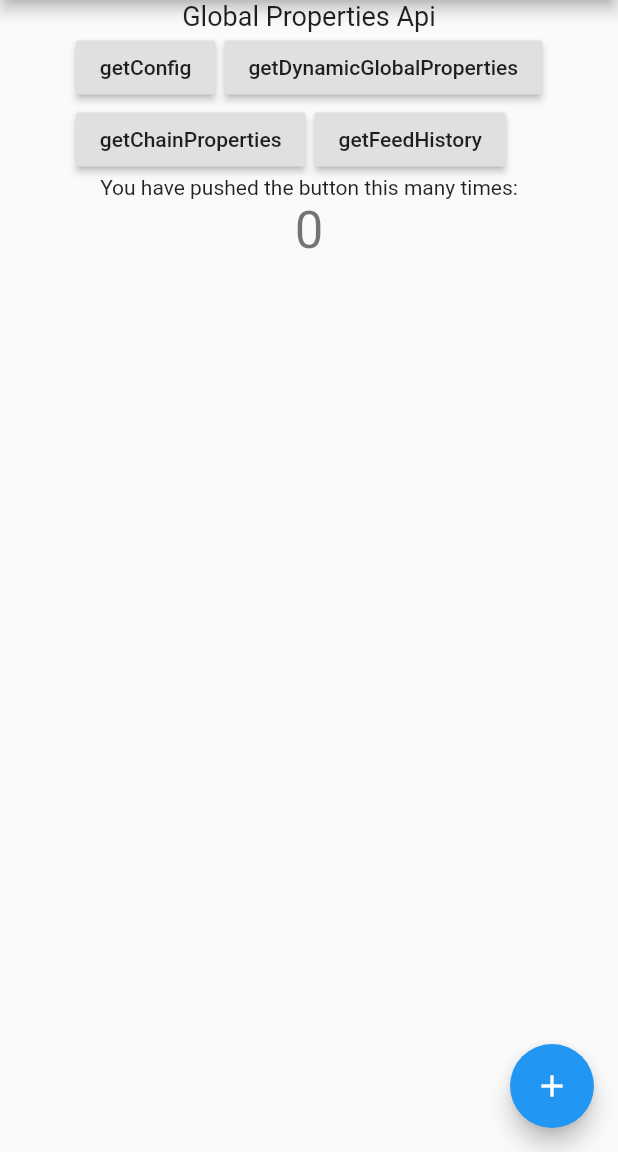
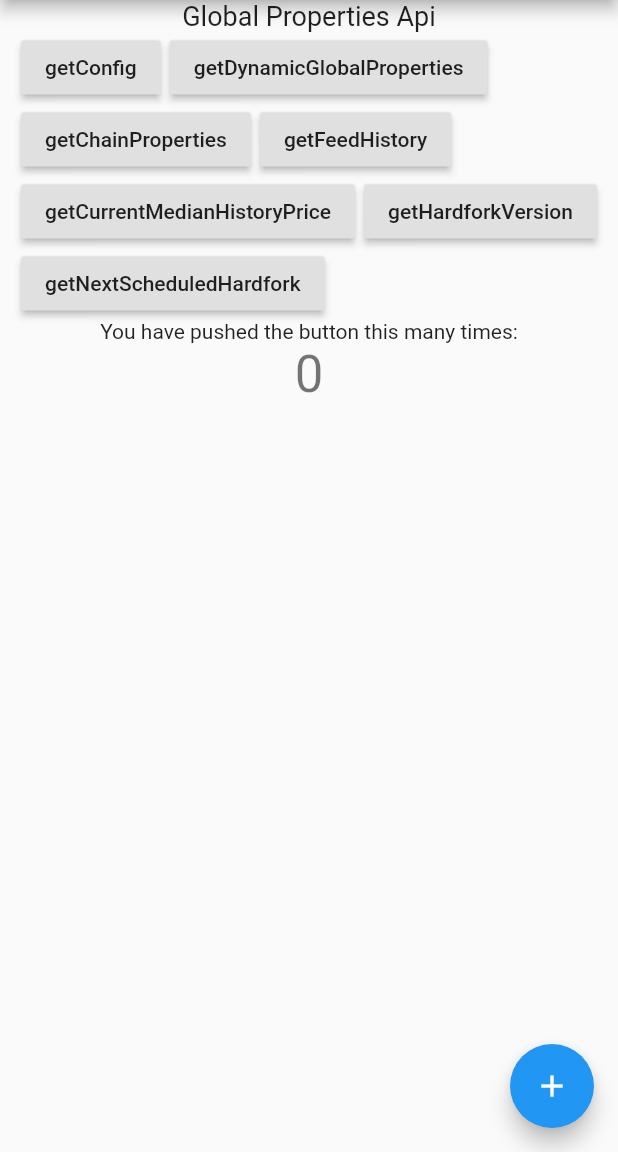
Before and after one commit to dapplr/flutter_hive, a Flutter app: the screen it shows after launch, after a tap on "getFeedHistory", on a phone screen of 412 x 824 dp, the part 84-1236 px from its top. Run offline on Flutter 3.47's test engine with Material 2 defaults, Android fonts, the phone set to English and light mode, and no system bars; our stand-ins replace dio; network calls fail.

Commit message:
More Examples added for global properties api.

```diff
--- a/example/lib/GlobalProperties.dart
+++ b/example/lib/GlobalProperties.dart
@@ -37,6 +37,33 @@ class _GlobalPropertiesState extends State<GlobalProperties> {
 
   dynamic getFeedHistory() async {
     var res = await hive.api.getFeedHistory();
+    print(res);
+    if (res["status"] == "ok") {
+      return res["data"];
+    }
+    return null;
+  }
+
+  dynamic getCurrentMedianHistoryPrice() async {
+    var res = await hive.api.getCurrentMedianHistoryPrice();
+    print(res);
+    if (res["status"] == "ok") {
+      return res["data"];
+    }
+    return null;
+  }
+
+  dynamic getHardforkVersion() async {
+    var res = await hive.api.getHardforkVersion();
+    print(res);
+    if (res["status"] == "ok") {
+      return res["data"];
+    }
+    return null;
+  }
+
+  dynamic getNextScheduledHardfork() async {
+    var res = await hive.api.getNextScheduledHardfork();
     print(res);
     if (res["status"] == "ok") {
       return res["data"];
@@ -84,6 +111,24 @@ class _GlobalPropertiesState extends State<GlobalProperties> {
               },
               child: Text('getFeedHistory'),
             ),
+            RaisedButton(
+              onPressed: () {
+                getCurrentMedianHistoryPrice();
+              },
+              child: Text('getCurrentMedianHistoryPrice'),
+            ),
+            RaisedButton(
+              onPressed: () {
+                getHardforkVersion();
+              },
+              child: Text('getHardforkVersion'),
+            ),
+            RaisedButton(
+              onPressed: () {
+                getNextScheduledHardfork();
+              },
+              child: Text('getNextScheduledHardfork'),
+            ),
           ],
         ),
       ],
```
